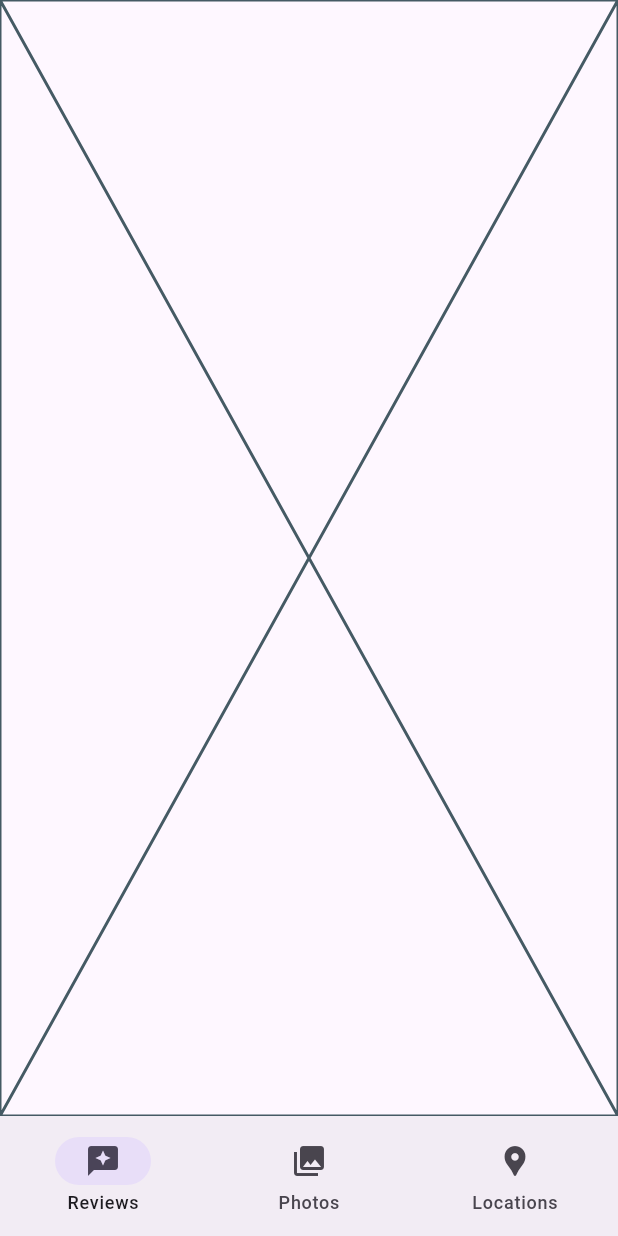
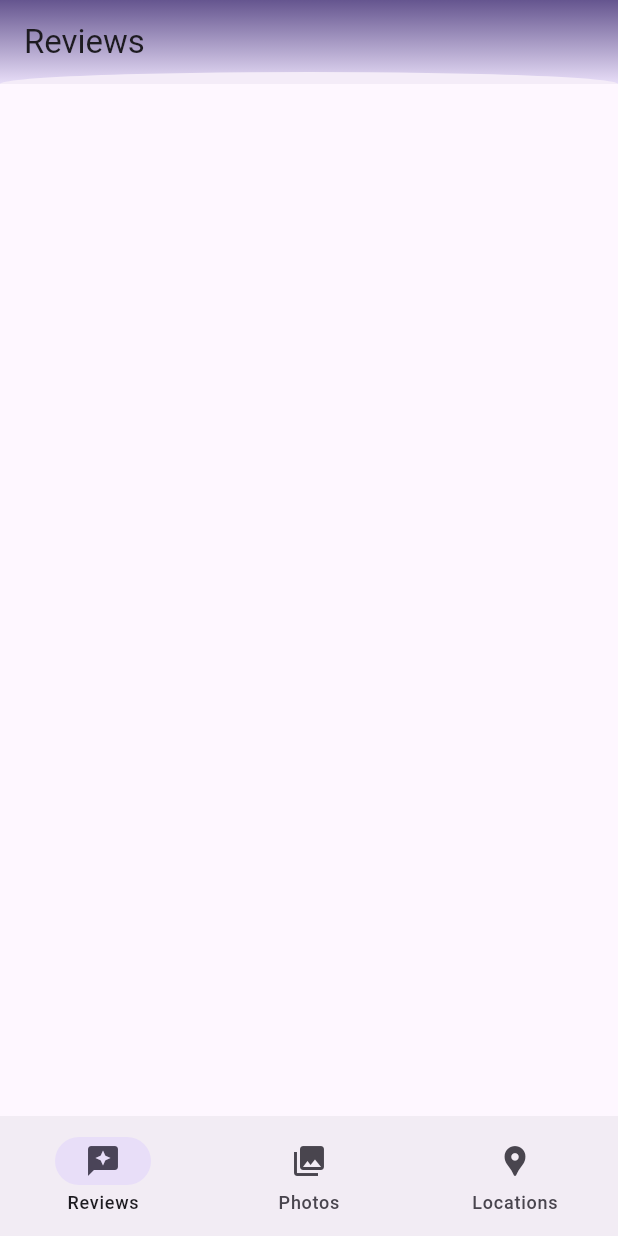
Before and after one commit to ZeroToH3ro/food_review, a Flutter app: the screen it shows after launch, on a phone screen of 412 x 824 dp. Run offline on Flutter 3.47's test engine with Material 3 defaults, Android fonts, the phone set to English and light mode, and no system bars.

Commit message:
add the package

```diff
--- a/lib/pages/review_list/review_list.dart
+++ b/lib/pages/review_list/review_list.dart
@@ -1,4 +1,5 @@
 import 'package:flutter/material.dart';
+import 'package:food_review/helper/clippers.dart';
 
 class ReviewList extends StatefulWidget {
   const ReviewList({super.key});
@@ -12,6 +13,28 @@ class ReviewList extends StatefulWidget {
 class _ReviewListState extends State<ReviewList> {
   @override
   Widget build(BuildContext context) {
-    return const Placeholder();
+    return Scaffold(
+      appBar: AppBar(
+        title: const Text('Reviews'),
+        backgroundColor: Colors.transparent,
+        elevation: 2.0,
+        flexibleSpace: ClipPath(
+          clipper: OvalClipperUpper(),
+          child: Container(
+            decoration: BoxDecoration(
+              gradient: LinearGradient(
+                colors: [
+                  Theme.of(context).colorScheme.primary,
+                  Theme.of(context).colorScheme.secondaryContainer,
+                ],
+                begin: Alignment.topCenter,
+                end: Alignment.bottomCenter,
+              )
+            ),
+          ),
+        ),
+      ),
+      extendBodyBehindAppBar: true, //To keep clipped are Transparent
+    );
   }
 }
```
Also changed, not shown: pubspec.yaml (+13 -0 lines), pubspec.lock, 2 other files.
